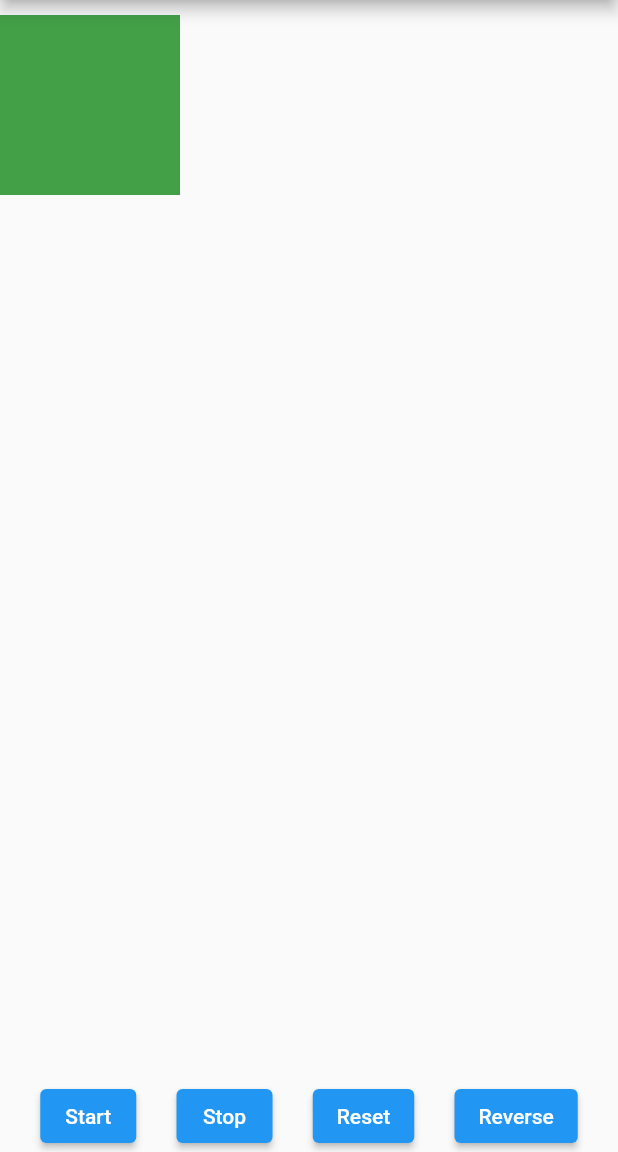
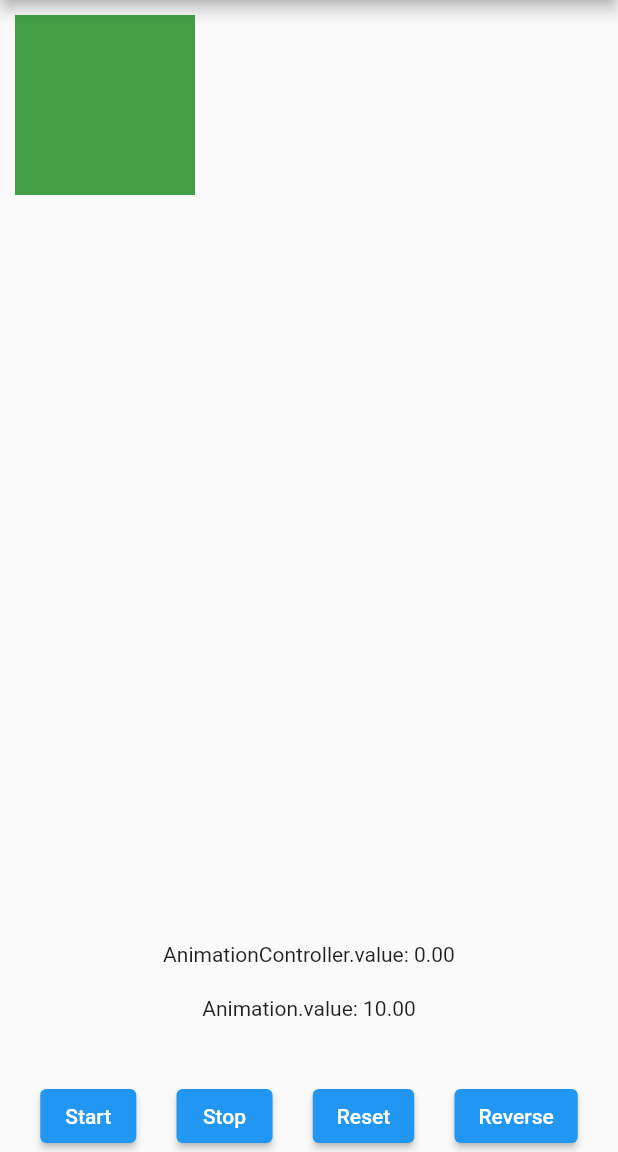
Before and after one commit to ExpertKiD/flutter_animation_demo, a Flutter app: the screen it shows after launch, on a phone screen of 412 x 824 dp, the part 84-1236 px from its top. Run offline on Flutter 3.47's test engine with Material 2 defaults, Android fonts, the phone set to English and light mode, and no system bars.

Commit message:
Tween Demo

```diff
--- a/lib/app/app.dart
+++ b/lib/app/app.dart
@@ -1,4 +1,4 @@
-import 'package:animationdemo/screen/animation_controller.dart';
+import 'package:animationdemo/screen/tween_animation.dart';
 import 'package:flutter/material.dart';
 
 class MyApp extends StatelessWidget {
@@ -7,7 +7,7 @@ class MyApp extends StatelessWidget {
   @override
   Widget build(BuildContext context) {
     return MaterialApp(
-      home: AnimationControllerScreen(),
+      home: TweenAnimationScreen(),
     );
   }
 }
--- /dev/null
+++ b/lib/screen/tween_animation.dart
@@ -0,0 +1,112 @@
+import 'package:flutter/material.dart';
+
+class TweenAnimationScreen extends StatefulWidget {
+  const TweenAnimationScreen({Key? key}) : super(key: key);
+
+  @override
+  _TweenAnimationScreenState createState() => _TweenAnimationScreenState();
+}
+
+class _TweenAnimationScreenState extends State<TweenAnimationScreen>
+    with SingleTickerProviderStateMixin {
+  late AnimationController _animationController;
+  late Animation _animation;
+
+  @override
+  void initState() {
+    super.initState();
+    _animationController = AnimationController(
+        duration: const Duration(
+          seconds: 2,
+        ),
+        vsync: this);
+
+    _animation = Tween<double>(begin: 10, end: 240)
+        .chain(CurveTween(curve: Curves.bounceOut))
+        .animate(_animationController);
+
+    _animation.addListener(() {
+      setState(() {});
+    });
+  }
+
+  @override
+  Widget build(BuildContext context) {
+    return Scaffold(
+        appBar: AppBar(
+          title: Text('Animated Controller Demo'),
+        ),
+        body: Column(
+          children: [
+            SizedBox(
+              height: 10,
+            ),
+            Expanded(
+              flex: 1,
+              child: Stack(
+                children: [
+                  Positioned(
+                      left: _animation.value,
+                      top: 0,
+                      child: SizedBox(
+                        child: Container(
+                          width: 120,
+                          height: 120,
+                          color: Colors.green.shade600,
+                        ),
+                      )),
+                ],
+              ),
+            ),
+            SizedBox(
+              height: 10,
+            ),
+            Column(
+              children: [
+                Text(
+                    "AnimationController.value: ${_animationController.value.toStringAsFixed(2)}"),
+                SizedBox(
+                  height: 20,
+                ),
+                Text(
+                    "Animation.value: ${(_animation.value as double).toStringAsFixed(2)}"),
+              ],
+            ),
+            SizedBox(
+              height: 40,
+            ),
+            Row(
+              mainAxisAlignment: MainAxisAlignment.spaceEvenly,
+              children: [
+                ElevatedButton(
+                    onPressed: () {
+                      _animationController.forward();
+                    },
+                    child: Text('Start')),
+                ElevatedButton(
+                    onPressed: () {
+                      _animationController.stop();
+                    },
+                    child: Text('Stop')),
+                ElevatedButton(
+                    onPressed: () {
+                      _animationController.reset();
+                    },
+                    child: Text('Reset')),
+                ElevatedButton(
+                    onPressed: () {
+                      _animationController.reverse();
+                    },
+                    child: Text('Reverse')),
+              ],
+            ),
+          ],
+        ));
+  }
+
+  @override
+  void dispose() {
+    super.dispose();
+    _animationController.dispose();
+  }
+}
```
Also changed, not shown: pubspec.lock.
